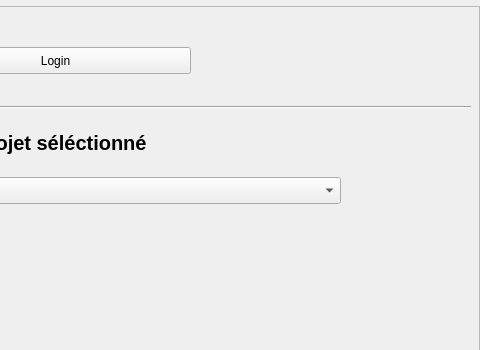
First picture: the form in tellae/dialogs/main_window.ui, repository tellae/qgis-tellae-plugin, before the edit; both pictures show x 510 to 990 and y 0 to 350 of the 990 by 849 pixel window.
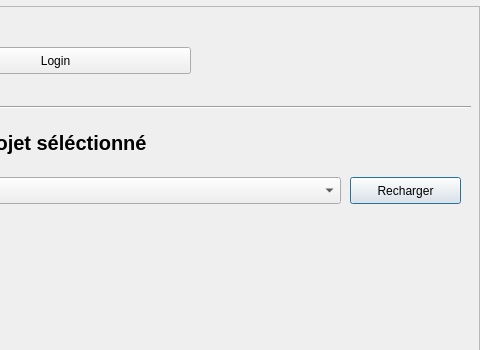
Second picture: the form after the edit. The open tabs and pages were chosen to show the change. Custom widgets are drawn as their Qt base class.

Commit message: add project reload button

The edit to the form file:
```diff
--- a/tellae/dialogs/main_window.ui
+++ b/tellae/dialogs/main_window.ui
@@ -426,6 +426,22 @@
               </rect>
              </property>
             </widget>
+            <widget class="QPushButton" name="reloadProjectBtn">
+             <property name="enabled">
+              <bool>true</bool>
+             </property>
+             <property name="geometry">
+              <rect>
+               <x>700</x>
+               <y>170</y>
+               <width>111</width>
+               <height>27</height>
+              </rect>
+             </property>
+             <property name="text">
+              <string>Recharger</string>
+             </property>
+            </widget>
            </widget>
            <widget class="QWidget" name="page">
             <widget class="QWidget" name="verticalLayoutWidget_3">
```
Left out of the diff: 2 changed lines with no effect on the pictures. The commit also changes 1 other file.
